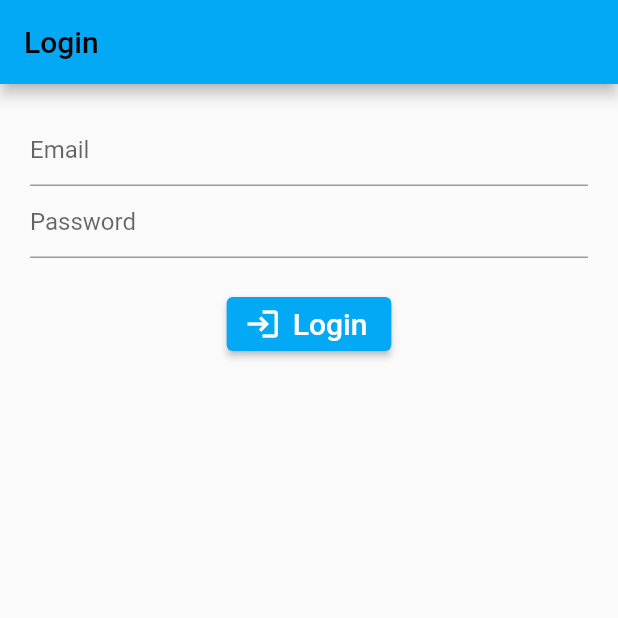
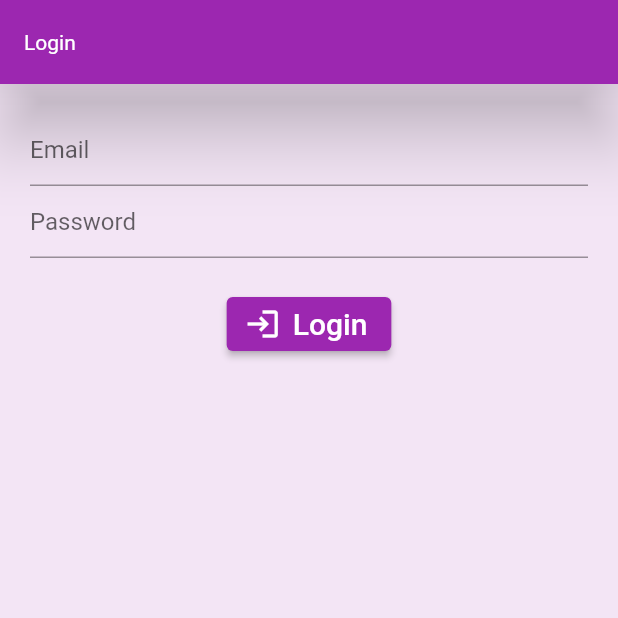
Before and after one commit to rajathirumal/FuelTracker, a Flutter app: the screen it shows after launch, on a phone screen of 412 x 824 dp, the top half of it. Run offline on Flutter 3.47's test engine with Material 2 defaults, Android fonts, the light colour scheme and no system bars; our stand-ins replace cloud_firestore, firebase_auth, firebase_core, flutter_speed_dial; missing offline and left inert: dart:ffi; accounts and stored records are empty.

Commit message:
theme update

```diff
--- a/lib/main.dart
+++ b/lib/main.dart
@@ -7,6 +7,7 @@ import 'package:fuel_tracker/services/firebaseServices.dart';
 import 'package:fuel_tracker/src/home/home.dart';
 import 'package:fuel_tracker/src/home/login.dart';
 import 'package:provider/provider.dart';
+import 'package:fuel_tracker/src/helpers/project.properties.dart';
 
 Future<void> main() async {
   WidgetsFlutterBinding.ensureInitialized();
@@ -41,7 +42,12 @@ class MyApp extends StatelessWidget {
       child: MaterialApp(
         debugShowCheckedModeBanner: false,
         theme: ThemeData(
-          primarySwatch: Colors.lightBlue,
+          scaffoldBackgroundColor: Colors.purple[50],
+          appBarTheme: AppBarTheme(
+              backgroundColor: ColorProjectProperty().actionColor,
+              titleTextStyle: const TextStyle(color: Colors.white),
+              elevation: 20.0),
+          primarySwatch: ColorProjectProperty().actionColor,
           visualDensity: VisualDensity.adaptivePlatformDensity,
         ),
         home: const AuthenticationWrapper(),
--- /dev/null
+++ b/lib/src/helpers/project.properties.dart
@@ -0,0 +1,7 @@
+import 'package:flutter/material.dart';
+
+class ColorProjectProperty {
+  final actionColor = Colors.purple;
+  final backGroundColor = Colors.purple[50];
+  // final backGroundColor = Colors.purple[50];
+}
--- a/lib/src/home/home.dart
+++ b/lib/src/home/home.dart
@@ -5,7 +5,7 @@ import 'package:provider/provider.dart';
 import 'package:flutter/material.dart';
 import 'package:fuel_tracker/services/authentication.dart';
 import 'package:flutter_speed_dial/flutter_speed_dial.dart';
-import 'package:fuel_tracker/services/extension.dart';
+import 'package:fuel_tracker/src/helpers/extension.dart';
 
 class HomePage extends StatefulWidget {
   const HomePage({Key? key}) : super(key: key);
@@ -38,7 +38,7 @@ class _HomePageState extends State<HomePage> {
                     .split('@')
                     .first
                     .inCaps,
-            style: const TextStyle(color: Colors.white),
+            // style: const TextStyle(color: Colors.white),
           ),
           actions: [
             IconButton(
```
Also changed, not shown: lib/src/helpers/extension.dart (renamed from lib/services/extension.dart).
